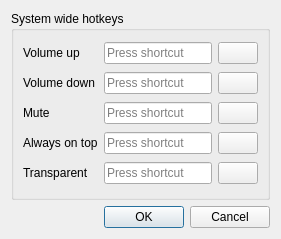
First picture: the form in settingsdialog.ui, repository MarioUnoDueTreQuattro/Volume, before the edit.
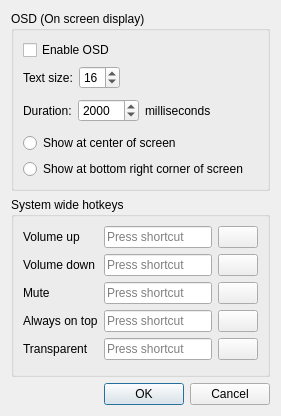
Second picture: the form after the edit. Icons and pictures are not drawn.

Commit message: OSD settings (duration, position, text size)

What changed in the file:
```diff
--- a/settingsdialog.ui
+++ b/settingsdialog.ui
@@ -7,13 +7,127 @@
     <x>0</x>
     <y>0</y>
     <width>266</width>
-    <height>239</height>
+    <height>416</height>
    </rect>
   </property>
   <property name="windowTitle">
    <string>Dialog</string>
   </property>
-  <layout class="QVBoxLayout" name="verticalLayout_2">
+  <layout class="QVBoxLayout" name="verticalLayout_3">
+   <item>
+    <widget class="QGroupBox" name="groupBox_2">
+     <property name="title">
+      <string>OSD (On screen display)</string>
+     </property>
+     <layout class="QVBoxLayout" name="verticalLayout_2">
+      <item>
+       <widget class="QCheckBox" name="checkBoxOSD">
+        <property name="text">
+         <string>Enable OSD</string>
+        </property>
+       </widget>
+      </item>
+      <item>
+       <layout class="QHBoxLayout" name="horizontalLayout_6">
+        <item>
+         <widget class="QLabel" name="label_6">
+          <property name="text">
+           <string>Text size:</string>
+          </property>
+         </widget>
+        </item>
+        <item>
+         <widget class="QSpinBox" name="spinBoxOSDTextSize">
+          <property name="minimum">
+           <number>8</number>
+          </property>
+          <property name="maximum">
+           <number>48</number>
+          </property>
+          <property name="value">
+           <number>16</number>
+          </property>
+         </widget>
+        </item>
+        <item>
+         <spacer name="horizontalSpacer_6">
+          <property name="orientation">
+           <enum>Qt::Horizontal</enum>
+          </property>
+          <property name="sizeHint" stdset="0">
+           <size>
+            <width>40</width>
+            <height>20</height>
+           </size>
+          </property>
+         </spacer>
+        </item>
+       </layout>
+      </item>
+      <item>
+       <layout class="QHBoxLayout" name="horizontalLayout_7">
+        <item>
+         <widget class="QLabel" name="label_7">
+          <property name="text">
+           <string>Duration:</string>
+          </property>
+         </widget>
+        </item>
+        <item>
+         <widget class="QSpinBox" name="spinBoxOSDDuration">
+          <property name="minimum">
+           <number>100</number>
+          </property>
+          <property name="maximum">
+           <number>10000</number>
+          </property>
+          <property name="singleStep">
+           <number>100</number>
+          </property>
+          <property name="value">
+           <number>2000</number>
+          </property>
+         </widget>
+        </item>
+        <item>
+         <widget class="QLabel" name="label_8">
+          <property name="text">
+           <string>milliseconds</string>
+          </property>
+         </widget>
+        </item>
+        <item>
+         <spacer name="horizontalSpacer_7">
+          <property name="orientation">
+           <enum>Qt::Horizontal</enum>
+          </property>
+          <property name="sizeHint" stdset="0">
+           <size>
+            <width>40</width>
+            <height>20</height>
+           </size>
+          </property>
+         </spacer>
+        </item>
+       </layout>
+      </item>
+      <item>
+       <widget class="QRadioButton" name="radioButtonOSDCenter">
+        <property name="text">
+         <string>Show at center of screen</string>
+        </property>
+       </widget>
+      </item>
+      <item>
+       <widget class="QRadioButton" name="radioButtonOSDBottomRight">
+        <property name="text">
+         <string>Show at bottom right corner of screen</string>
+        </property>
+       </widget>
+      </item>
+     </layout>
+    </widget>
+   </item>
    <item>
     <widget class="QGroupBox" name="groupBox">
      <property name="title">
```
The commit also changes 6 other files.
